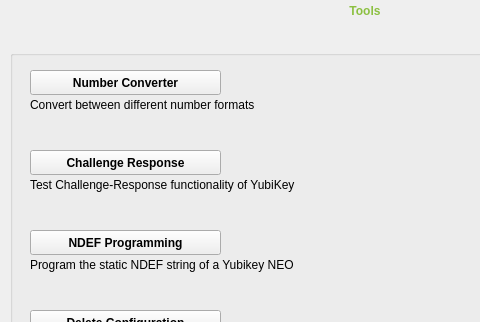
Above: src/ui/toolpage.ui from Yubico/yubikey-personalization-gui-dpkg before the change; both pictures show x 0 to 480 and y 0 to 322 of the 730 by 650 pixel window. Below: the same form after it.
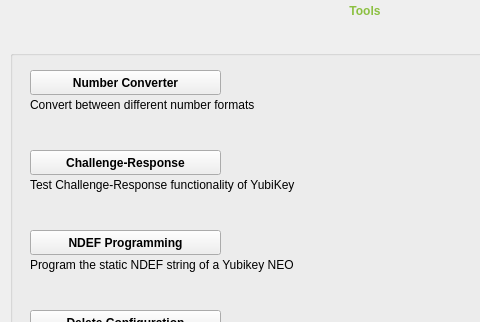
That is the form after the change. The open tabs and pages were chosen to show the change.

Patch:
```diff
--- a/src/ui/toolpage.ui
+++ b/src/ui/toolpage.ui
@@ -140,7 +140,7 @@
 font-weight: bold;</string>
      </property>
      <property name="text">
-      <string>Challenge Response</string>
+      <string>Challenge-Response</string>
      </property>
      <property name="autoExclusive">
       <bool>false</bool>
```
Left out of the diff: 2 changed lines with no effect on the pictures.
